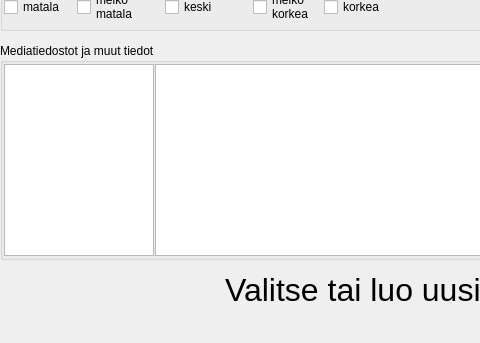
Old version of the form tripform.ui in the repository samuliwritescode/uistelupaivakirja-desktop; both pictures show x 0 to 480 and y 615 to 958 of the 1149 by 958 pixel window.
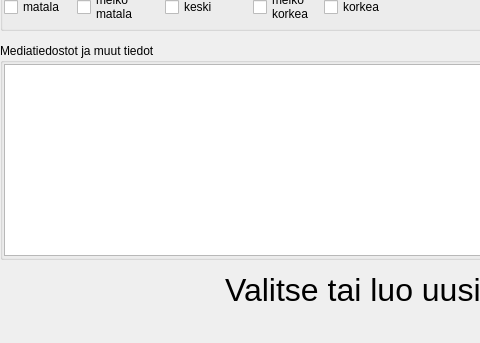
New version of the form. Icons and pictures are not drawn.

What changed in the file:
```diff
--- a/tripform.ui
+++ b/tripform.ui
@@ -1312,16 +1312,6 @@
         </property>
         <item>
          <layout class="QHBoxLayout" name="horizontalLayout_10">
-          <item>
-           <widget class="QListWidget" name="fileslist">
-            <property name="maximumSize">
-             <size>
-              <width>150</width>
-              <height>16777215</height>
-             </size>
-            </property>
-           </widget>
-          </item>
           <item>
            <widget class="QTextEdit" name="misc"/>
           </item>
```
Left out of the diff: 11 changed lines with no effect on the pictures.
